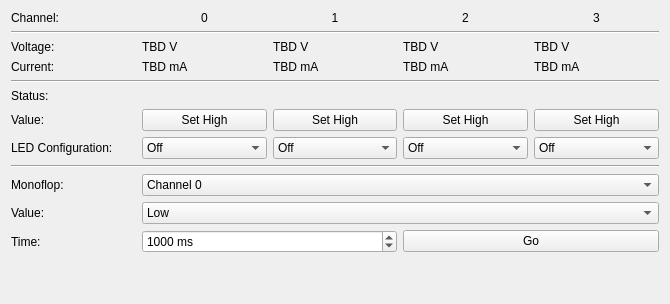
Before: the Qt Designer form src/brickv/plugin_system/plugins/industrial_digital_out_hs_4/ui/industrial_digital_out_hs_4.ui in Tinkerforge/brickv, drawn with Qt 5.
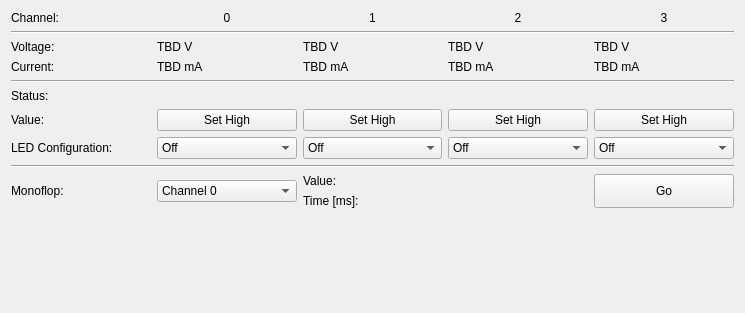
After: the same form once the commit is applied.

Commit message:
Refactor and unify monoflop logic
Workaround Industrial Digital Out 4 Bricklet 2.0 and IO-4 Bricklet 2.0
firmware bugs.

The edit to the form file:
```diff
--- a/src/brickv/plugin_system/plugins/industrial_digital_out_hs_4/ui/industrial_digital_out_hs_4.ui
+++ b/src/brickv/plugin_system/plugins/industrial_digital_out_hs_4/ui/industrial_digital_out_hs_4.ui
@@ -6,8 +6,8 @@
    <rect>
     <x>0</x>
     <y>0</y>
-    <width>670</width>
-    <height>304</height>
+    <width>745</width>
+    <height>313</height>
    </rect>
   </property>
   <property name="windowTitle">
@@ -109,7 +109,7 @@
        </property>
       </widget>
      </item>
-     <item row="9" column="1" colspan="4">
+     <item row="9" column="1" rowspan="2">
       <widget class="QComboBox" name="cbox_m_c">
        <property name="sizePolicy">
         <sizepolicy hsizetype="Expanding" vsizetype="Fixed">
@@ -204,19 +204,6 @@
        </property>
       </widget>
      </item>
-     <item row="11" column="0">
-      <widget class="QLabel" name="label_7">
-       <property name="sizePolicy">
-        <sizepolicy hsizetype="Expanding" vsizetype="Preferred">
-         <horstretch>0</horstretch>
-         <verstretch>0</verstretch>
-        </sizepolicy>
-       </property>
-       <property name="text">
-        <string>Time:</string>
-       </property>
-      </widget>
-     </item>
      <item row="6" column="1">
       <widget class="QPushButton" name="btn_v_c0">
        <property name="sizePolicy">
@@ -243,32 +230,7 @@
        </property>
       </widget>
      </item>
-     <item row="11" column="1" colspan="2">
-      <widget class="QSpinBox" name="sbox_m_t">
-       <property name="sizePolicy">
-        <sizepolicy hsizetype="Expanding" vsizetype="Fixed">
-         <horstretch>0</horstretch>
-         <verstretch>0</verstretch>
-        </sizepolicy>
-       </property>
-       <property name="suffix">
-        <string> ms</string>
-       </property>
-       <property name="prefix">
-        <string/>
-       </property>
-       <property name="minimum">
-        <number>1</number>
-       </property>
-       <property name="maximum">
-        <number>2147483647</number>
-       </property>
-       <property name="value">
-        <number>1000</number>
-       </property>
-      </widget>
-     </item>
-     <item row="9" column="0">
+     <item row="9" column="0" rowspan="2">
       <widget class="QLabel" name="label_5">
        <property name="sizePolicy">
         <sizepolicy hsizetype="Expanding" vsizetype="Preferred">
@@ -298,39 +260,6 @@
        </property>
       </widget>
      </item>
-     <item row="11" column="3" colspan="2">
-      <widget class="QPushButton" name="btn_m_go">
-       <property name="sizePolicy">
-        <sizepolicy hsizetype="Expanding" vsizetype="Fixed">
-         <horstretch>0</horstretch>
-         <verstretch>0</verstretch>
-        </sizepolicy>
-       </property>
-       <property name="text">
-        <string>Go</string>
-       </property>
-      </widget>
-     </item>
-     <item row="10" column="1" colspan="4">
-      <widget class="QComboBox" name="cbox_m_v">
-       <property name="sizePolicy">
-        <sizepolicy hsizetype="Expanding" vsizetype="Fixed">
-         <horstretch>0</horstretch>
-         <verstretch>0</verstretch>
-        </sizepolicy>
-       </property>
-       <item>
-        <property name="text">
-         <string>Low</string>
-        </property>
-       </item>
-       <item>
-        <property name="text">
-         <string>High</string>
-        </property>
-       </item>
-      </widget>
-     </item>
      <item row="6" column="2">
       <widget class="QPushButton" name="btn_v_c1">
        <property name="sizePolicy">
@@ -397,19 +326,6 @@
        </item>
       </widget>
      </item>
-     <item row="10" column="0">
-      <widget class="QLabel" name="label_6">
-       <property name="sizePolicy">
-        <sizepolicy hsizetype="Expanding" vsizetype="Preferred">
-         <horstretch>0</horstretch>
-         <verstretch>0</verstretch>
-        </sizepolicy>
-       </property>
-       <property name="text">
-        <string>Value:</string>
-       </property>
-      </widget>
-     </item>
      <item row="5" column="0">
       <widget class="QLabel" name="label_2">
        <property name="text">
@@ -547,6 +463,51 @@
        </property>
       </widget>
      </item>
+     <item row="9" column="4" rowspan="2">
+      <widget class="QPushButton" name="btn_m_go">
+       <property name="sizePolicy">
+        <sizepolicy hsizetype="Minimum" vsizetype="Minimum">
+         <horstretch>0</horstretch>
+         <verstretch>0</verstretch>
+        </sizepolicy>
+       </property>
+       <property name="text">
+        <string>Go</string>
+       </property>
+      </widget>
+     </item>
+     <item row="9" column="2">
+      <widget class="QLabel" name="label_6">
+       <property name="sizePolicy">
+        <sizepolicy hsizetype="Expanding" vsizetype="Preferred">
+         <horstretch>0</horstretch>
+         <verstretch>0</verstretch>
+        </sizepolicy>
+       </property>
+       <property name="text">
+        <string>Value:</string>
+       </property>
+      </widget>
+     </item>
+     <item row="10" column="2">
+      <widget class="QLabel" name="label_7">
+       <property name="sizePolicy">
+        <sizepolicy hsizetype="Expanding" vsizetype="Preferred">
+         <horstretch>0</horstretch>
+         <verstretch>0</verstretch>
+        </sizepolicy>
+       </property>
+       <property name="text">
+        <string>Time [ms]:</string>
+       </property>
+      </widget>
+     </item>
+     <item row="9" column="3">
+      <widget class="QStackedWidget" name="monoflop_value_stack"/>
+     </item>
+     <item row="10" column="3">
+      <widget class="QStackedWidget" name="monoflop_time_stack"/>
+     </item>
     </layout>
    </item>
    <item>
```
The commit also changes 27 other files.
